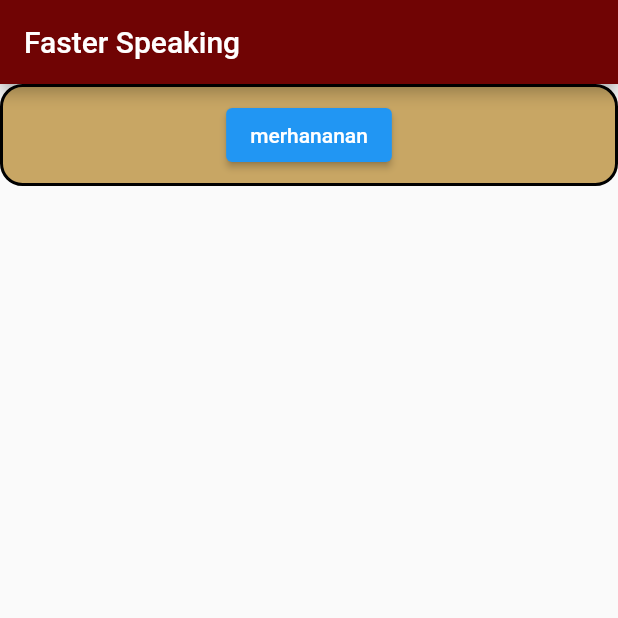
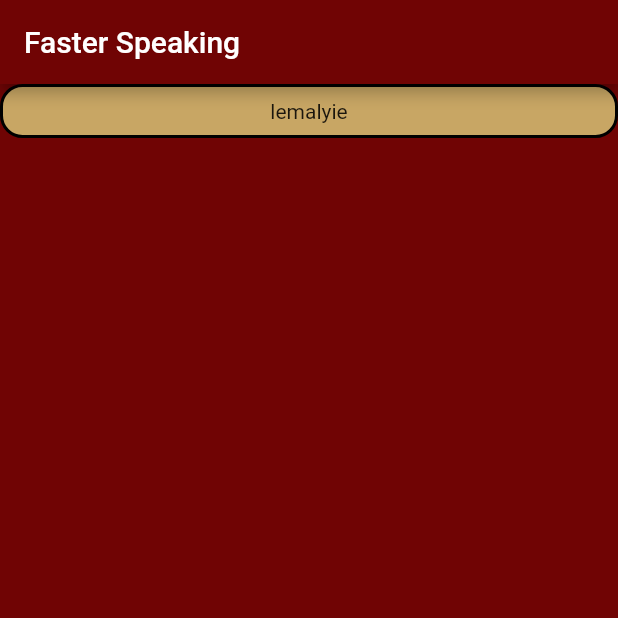
Before and after one commit to halak0013/ingilizce_oyunu1, a Flutter app: the screen it shows after launch, on a phone screen of 412 x 824 dp, the top half of it. Run offline on Flutter 3.47's test engine with Material 2 defaults, Android fonts, the phone set to English and light mode, and no system bars.

Commit message:
hatali  kod

```diff
--- a/lib/screen/anasayfa.dart
+++ b/lib/screen/anasayfa.dart
@@ -10,16 +10,19 @@ class AnaSayfa extends StatelessWidget {
   Widget build(BuildContext context) {
     return MaterialApp(
       home: Scaffold(
+        backgroundColor: COLOR_BASLIK_BORDO,
         appBar: AppBar(
           title: Text("Faster Speaking"),
           backgroundColor: COLOR_BASLIK_BORDO,
         ),
         body: Column(
           children: [
-            AnaEleman(
-              child:
-                  ElevatedButton(child: Text("merhananan"), onPressed: (() {})),
-            )
+            InkWell
+            (
+              child: AnaEleman(
+                child: Text("lemalyie"),
+              ),
+            ),
           ],
         ),
       ),
```
